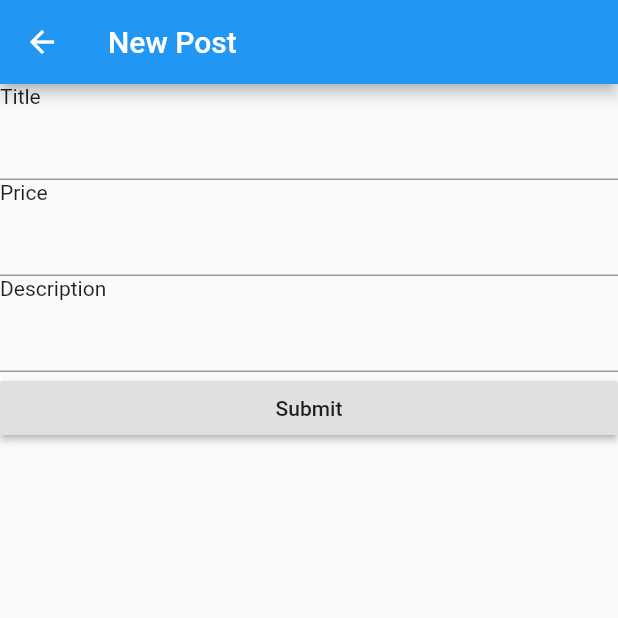
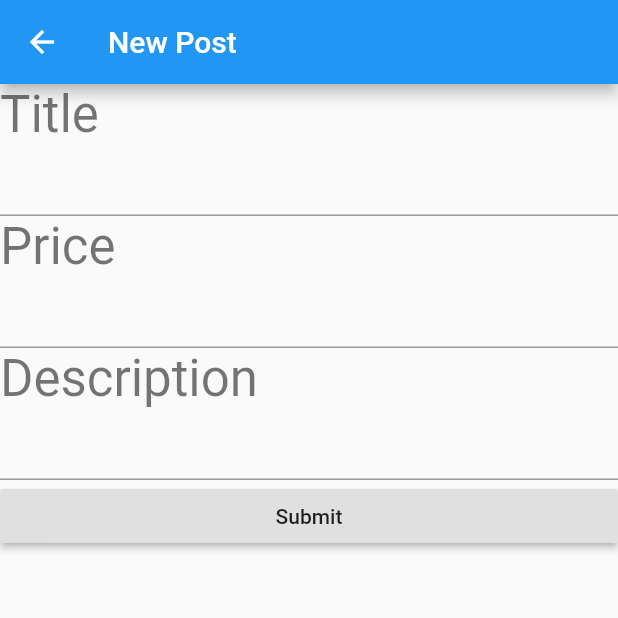
Before and after one commit to fenchao/dotebook, a Flutter app: the SubmitScreen screen opened by its route, on a phone screen of 412 x 824 dp, the top half of it. Run offline on Flutter 3.47's test engine with Material 2 defaults, Android fonts, the phone set to English and light mode, and no system bars.

```diff
--- a/lib/homeScreen.dart
+++ b/lib/homeScreen.dart
@@ -1,9 +1,9 @@
 import 'package:flutter/material.dart';
 
 class HomeScreen extends StatelessWidget {
+
   @override
   Widget build(BuildContext context) {
-    String _a;
     return Scaffold(
       appBar: AppBar(
         title: Text('Dotebook'),
--- a/lib/submitScreen.dart
+++ b/lib/submitScreen.dart
@@ -22,22 +22,25 @@ class SubmitForm extends StatelessWidget {
   Widget build(BuildContext context) {
     return ListView (
       children: <Widget>[
-        Text('Title'),
+        Text('Title', style: Theme.of(context).textTheme.display1),
         TextField (
           controller: _titleController,
         ),
-        Text('Price'),
+        Text('Price', style: Theme.of(context).textTheme.display1),
         TextField (
           controller: _priceController,
         ),
-        Text('Description'),
+        Text('Description', style: Theme.of(context).textTheme.display1),
         TextField (
           controller: _descController,
           keyboardType: TextInputType.multiline,
         ),
         RaisedButton (
           onPressed: () {
-            Navigator.pop(context, DoteParam(_titleController.text, _priceController.text, _descController.text));
+            Navigator.pop(context,
+                          DoteParam(_titleController.text,
+                                    _priceController.text,
+                                    _descController.text));
           },
           child: Text('Submit'),
         ),
```
Also changed, not shown: lib/summaryScreen.dart (+24 -10 lines), lib/util.dart (+12 -0 lines).
